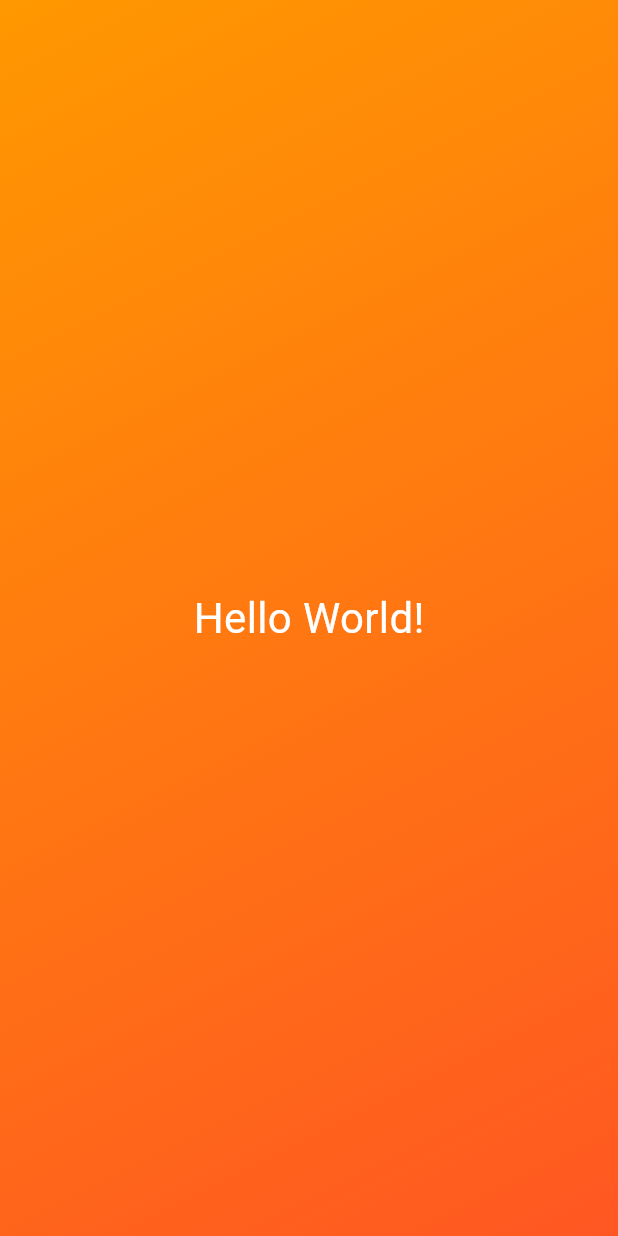
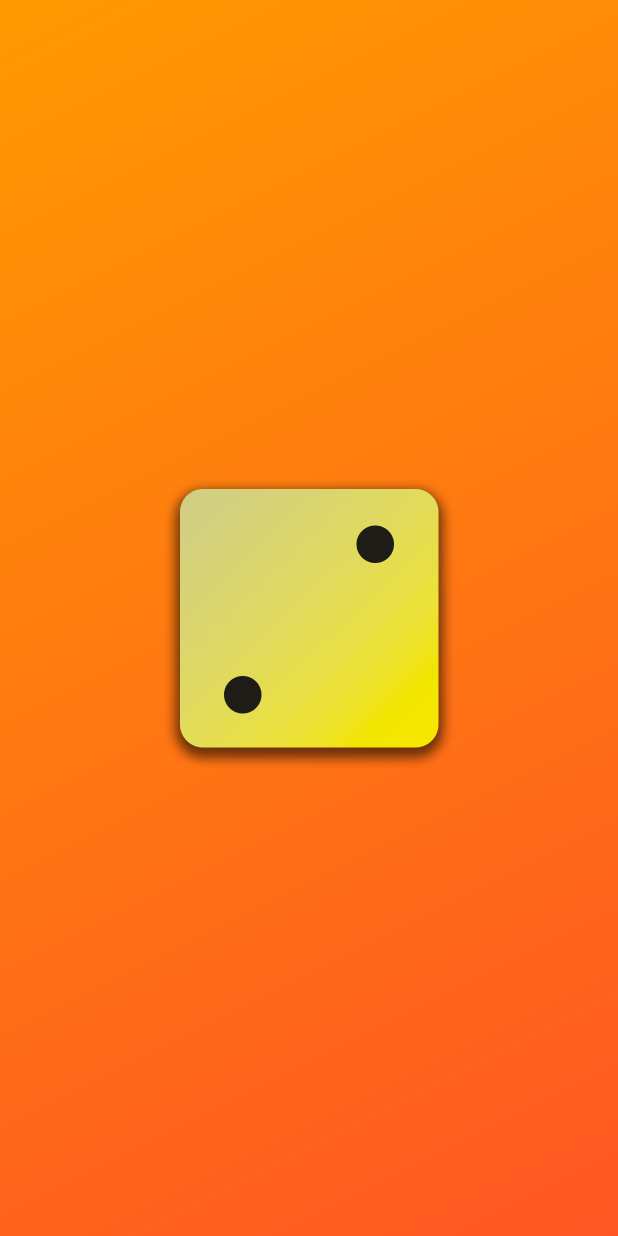
Before and after one commit to GuiKrause/roll_dice, a Flutter app: the screen it shows after launch, on a phone screen of 412 x 824 dp. Run offline on Flutter 3.47's test engine with Material 3 defaults, Android fonts, the phone set to English and light mode, and no system bars.

Commit message:
Added a new folder assets with images of dices

```diff
--- a/lib/gradient_container.dart
+++ b/lib/gradient_container.dart
@@ -1,26 +1,29 @@
 import 'package:flutter/material.dart';
-import 'package:roll_dice/styled_text.dart';
 
-var startAlignment = Alignment.topLeft;
-var endAlignment = Alignment.bottomRight;
+const startAlignment = Alignment.topLeft;
+const endAlignment = Alignment.bottomRight;
 
 class GradientContainer extends StatelessWidget {
-  const GradientContainer({super.key});
+  const GradientContainer(this.color1, this.color2, {super.key});
+
+  final Color color1;
+  final Color color2;
+
   @override
   Widget build(context) {
     return Container(
       decoration: BoxDecoration(
         gradient: LinearGradient(
-          colors: const [
-            Colors.orange,
-            Colors.deepOrange,
+          colors: [
+            color1,
+            color2,
           ],
           begin: startAlignment,
           end: endAlignment,
         ),
       ),
-      child: const Center(
-        child: StyledText(),
+      child: Center(
+        child: Image.asset('assets/images/dice-2.png', width: 200,),
       ),
     );
   }
--- a/lib/main.dart
+++ b/lib/main.dart
@@ -6,7 +6,10 @@ void main() {
     const MaterialApp(
       home: Scaffold(
         backgroundColor: Colors.deepOrangeAccent,
-        body: GradientContainer(),
+        body: GradientContainer(
+          Color.fromARGB(255, 255, 153, 0),
+          Color.fromARGB(255, 255, 86, 35),
+        ),
       ),
     ),
   );
--- a/lib/styled_text.dart
+++ b/lib/styled_text.dart
@@ -1,12 +1,15 @@
 import 'package:flutter/material.dart';
 
 class StyledText extends StatelessWidget {
-  const StyledText({super.key});
+  const StyledText(this.text, {super.key});
+
+  final String text;
+
   @override
   Widget build(context) {
-    return const Text(
-      "Hello World!",
-      style: TextStyle(
+    return Text(
+      text,
+      style: const TextStyle(
         color: Colors.white,
         fontSize: 28,
       ),
```
Also changed, not shown: pubspec.yaml (+7 -3 lines), assets/images/dice-1.png (added), assets/images/dice-2.png (added), assets/images/dice-3.png (added), assets/images/dice-4.png (added), assets/images/dice-5.png (added), assets/images/dice-6.png (added).
